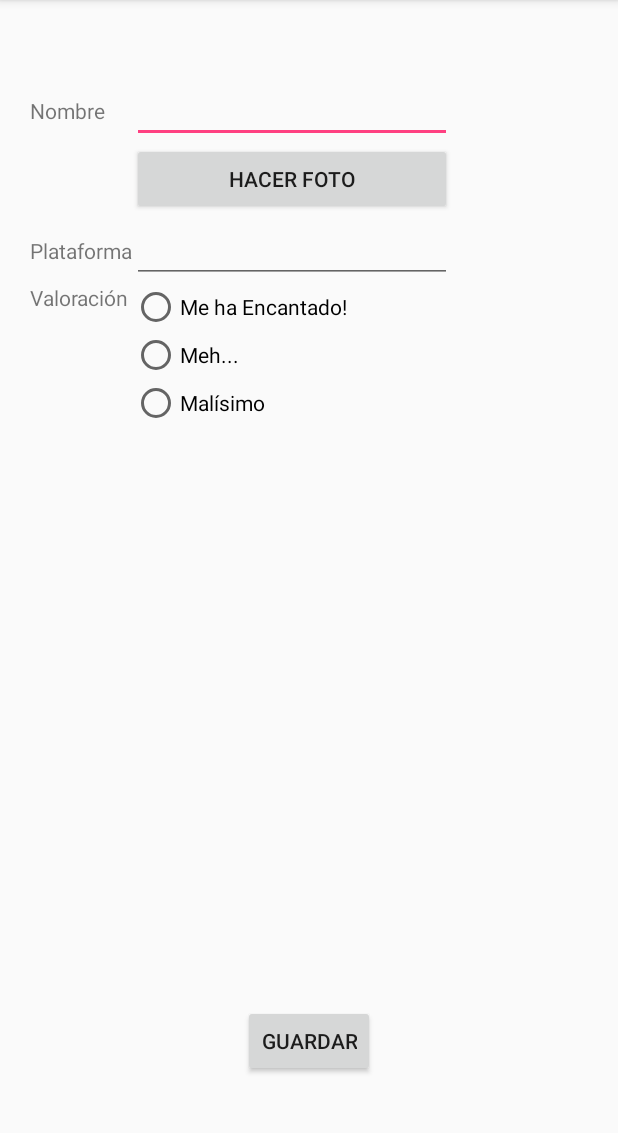
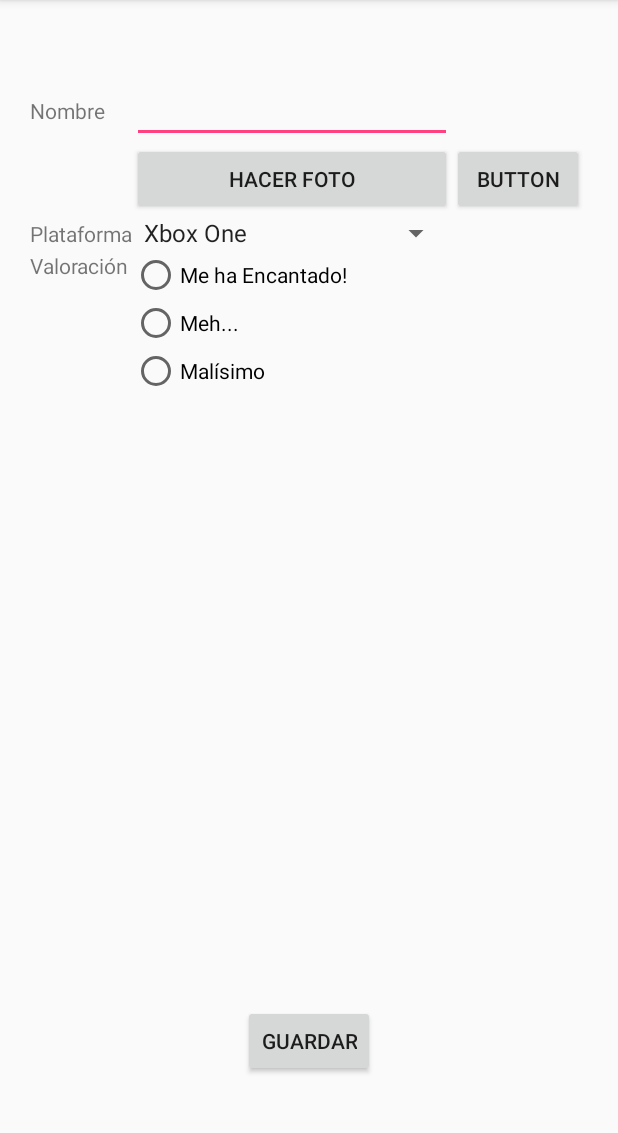
Before and after one commit to becaux1/videogameblog, an Android app: the FormularioActivity screen opened directly, with no data from a screen before it, on a phone screen of 412 x 824 dp, the part 84-1217 px from its top. Run offline under Robolectric (Android 15) with nearby library versions, the phone set to English and light mode, and no system bars.

Commit message:
Añadida la pantalla splash, y cambiado el campo plataforma de string a spinner.

```diff
--- a/app/build.gradle
+++ b/app/build.gradle
@@ -26,5 +26,6 @@ dependencies {
     })
     compile 'com.android.support:appcompat-v7:25.2.0'
     compile 'com.android.support.constraint:constraint-layout:1.0.1'
+    //Meter aqui los repositorios
     testCompile 'junit:junit:4.12'
 }
--- a/app/src/main/AndroidManifest.xml
+++ b/app/src/main/AndroidManifest.xml
@@ -9,15 +9,17 @@
         android:roundIcon="@mipmap/ic_launcher_round"
         android:supportsRtl="true"
         android:theme="@style/AppTheme">
-        <activity android:name=".MainActivity">
+        <activity android:name="com.example.david.misrestaurantes.Splash">
             <intent-filter>
                 <action android:name="android.intent.action.MAIN" />
 
                 <category android:name="android.intent.category.LAUNCHER" />
             </intent-filter>
         </activity>
+        <activity android:name="com.example.david.misrestaurantes.MainActivity"/>
         <activity android:name=".FormularioActivity" />
-        <activity android:name=".FichaActivity"></activity>
+        <activity android:name=".FichaActivity" />
+
     </application>
 
 </manifest>
--- a/app/src/main/java/com/example/david/misrestaurantes/FormularioActivity.java
+++ b/app/src/main/java/com/example/david/misrestaurantes/FormularioActivity.java
@@ -3,20 +3,27 @@ package com.example.david.misrestaurantes;
 import android.content.Intent;
 import android.graphics.Bitmap;
 import android.graphics.drawable.BitmapDrawable;
+import android.net.Uri;
 import android.provider.MediaStore;
 import android.support.v7.app.AppCompatActivity;
 import android.os.Bundle;
 import android.view.View;
+import android.widget.ArrayAdapter;
 import android.widget.EditText;
 import android.widget.ImageView;
 import android.widget.RadioGroup;
+import android.widget.Spinner;
 
 import java.io.ByteArrayOutputStream;
+import java.io.IOException;
+import java.util.ArrayList;
+import java.util.List;
 
 public class FormularioActivity extends AppCompatActivity {
 
         //CONSTANTES
         static final int REQUEST_IMAGE_CAPTURE = 1;
+        static final int ACTIVITY_SELECT_IMAGE= 2;
 
 
     //ATRIBUTOS
@@ -35,6 +42,14 @@ public class FormularioActivity extends AppCompatActivity {
         if(intent.getExtras()!=null){
             rellenarFormulario();
         }//if
+        Spinner s= (Spinner) findViewById(R.id.spinner);
+        List<String> spinnerArray= new ArrayList<>();
+        spinnerArray.add("Xbox One");
+        spinnerArray.add("PS4");
+
+        ArrayAdapter<String> adapter= new ArrayAdapter<String>(this, android.R.layout.simple_spinner_item, spinnerArray);
+        s.setAdapter(adapter);
+
     }//onCreate
 
     private void rellenarFormulario(){
@@ -43,7 +58,8 @@ public class FormularioActivity extends AppCompatActivity {
 
         ((EditText)findViewById(R.id.et_nombre)).setText(extras.getString(MainActivity.NOMBRE));
         ((ImageView)findViewById(R.id.iv_foto)).setImageBitmap((Bitmap)extras.get(MainActivity.FOTO));
-        ((EditText)findViewById(R.id.et_direccion)).setText(extras.getString(MainActivity.PLATAFORMA));
+        //((EditText)findViewById(R.id.et_pla)).setText(extras.getString(MainActivity.PLATAFORMA));
+
 
         RadioGroup radioGroup= (RadioGroup)findViewById(R.id.rg_valoracion);
 
@@ -79,7 +95,8 @@ public class FormularioActivity extends AppCompatActivity {
         }catch (Exception e){}
 
         String nombre= ((EditText)findViewById(R.id.et_nombre)).getText().toString();
-        String direccion= ((EditText)findViewById(R.id.et_direccion)).getText().toString();
+        //String direccion= ((EditText)findViewById(R.id.et_direccion)).getText().toString();
+        String direccion= ((Spinner)findViewById(R.id.spinner)).getSelectedItem().toString();
         int valoracion=0;
 
         switch (((RadioGroup)findViewById(R.id.rg_valoracion)).getCheckedRadioButtonId()){
@@ -130,10 +147,26 @@ public class FormularioActivity extends AppCompatActivity {
             Bitmap imagen= (Bitmap)extras.get("data");
             ((ImageView)findViewById(R.id.iv_foto)).setImageBitmap(imagen);
 
-        }//if
+        }else if (requestCode == ACTIVITY_SELECT_IMAGE && resultCode == RESULT_OK){
+            //recibimos el URI de la imagen y construimos un Bitmap a partir de un stream de bytes
+            Uri selectedImage = data.getData();
+            try { //obtengo los datos y los convierto en bitmap
+                Bitmap imagen = MediaStore.Images.Media.getBitmap(this.getContentResolver(), selectedImage);
+                ((ImageView)findViewById(R.id.iv_foto)).setImageBitmap(imagen);
+            } catch (IOException e) {
+                e.printStackTrace();
+            }
+
+        }
     }//onActivityResult
 
 
+    public void galeria (View vista){
 
+        Intent galleryIntent = new Intent(Intent.ACTION_GET_CONTENT);
+        galleryIntent.setType("image/*");
+        startActivityForResult(galleryIntent, ACTIVITY_SELECT_IMAGE);
+
+    }
 
 }//FormularioActivity
--- a/app/src/main/res/layout/activity_formulario.xml
+++ b/app/src/main/res/layout/activity_formulario.xml
@@ -48,6 +48,13 @@
                 android:layout_height="wrap_content"
                 android:onClick="hacerFoto"
                 android:text="@string/hacer_foto" />
+
+            <Button
+                android:id="@+id/button"
+                android:layout_width="wrap_content"
+                android:layout_height="wrap_content"
+                android:text="Button"
+                android:onClick="galeria"/>
         </TableRow>
 
         <TableRow
@@ -60,12 +67,11 @@
                 android:layout_height="wrap_content"
                 android:text="Plataforma" />
 
-            <EditText
-                android:id="@+id/et_direccion"
-                android:layout_width="wrap_content"
-                android:layout_height="wrap_content"
-                android:ems="10"
-                android:inputType="textPersonName" />
+            <Spinner
+                android:id="@+id/spinner"
+                android:layout_width="match_parent"
+                android:layout_height="wrap_content" />
+
         </TableRow>
 
         <TableRow
--- a/build.gradle
+++ b/build.gradle
@@ -5,7 +5,7 @@ buildscript {
         jcenter()
     }
     dependencies {
-        classpath 'com.android.tools.build:gradle:2.3.0'
+        classpath 'com.android.tools.build:gradle:3.0.0-alpha1'
 
         // NOTE: Do not place your application dependencies here; they belong
         // in the individual module build.gradle files
```
Also changed, not shown: app/src/main/java/com/example/david/misrestaurantes/Splash.java (added, +40 -0 lines), app/src/main/res/layout/activity_splash.xml (added, +14 -0 lines), app/src/main/res/drawable-xxhdpi/s1.png (added), gradle/wrapper/gradle-wrapper.properties.
